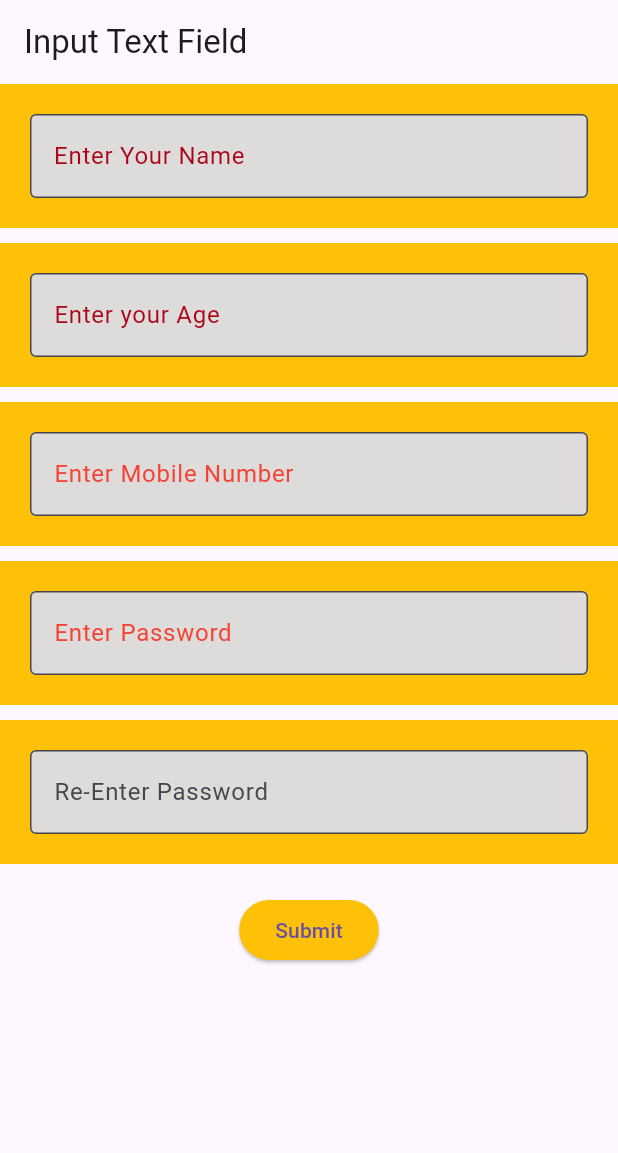
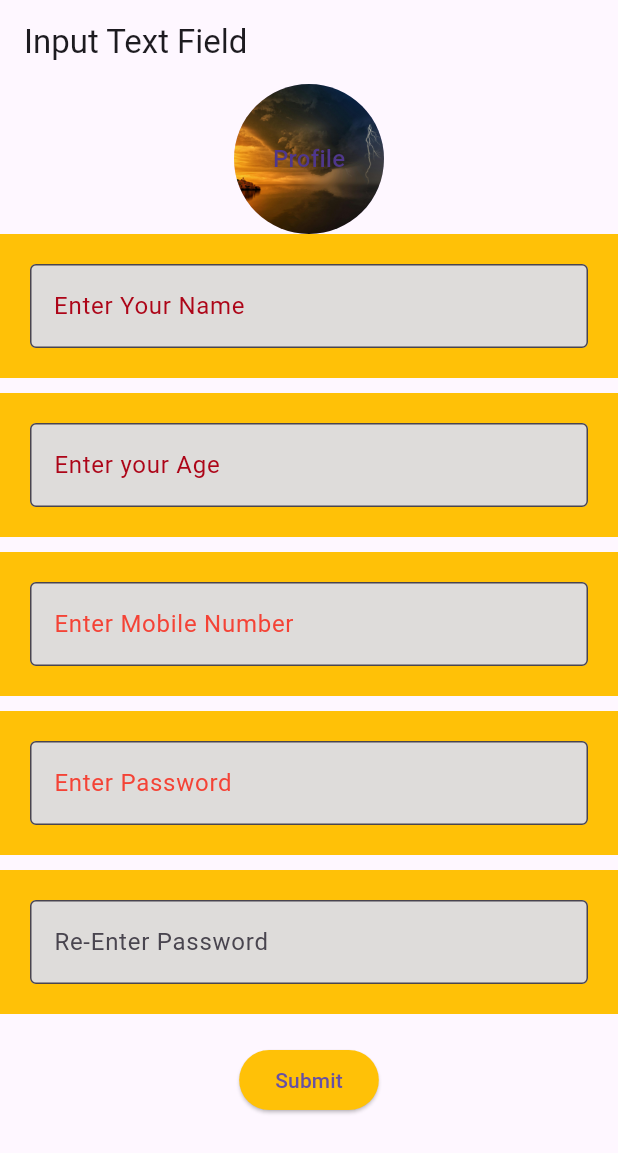
Before and after one commit to krishansharma11/40DaysOfFlutter, a Flutter app: the screen it shows after launch, on a phone screen of 412 x 824 dp. Shown: the top 1153 px of the screen. Run offline on Flutter 3.47's test engine with Material 3 defaults, Android fonts, the phone set to English and light mode, and no system bars; missing offline and left inert: dart:ffi.

Commit message:
added user profile image using avatar

```diff
--- a/lib/main.dart
+++ b/lib/main.dart
@@ -34,6 +34,11 @@ class MyTextFieldClass extends StatelessWidget {
                     key: formKey,
                     child: Column(
                       children: [
+                        const CircleAvatar(
+                          radius: 50,
+                          backgroundImage: AssetImage("lib/assets/weather.jpg"),
+                          child: Text("Profile"),
+                        ),
                         Container(
                           color: Colors.amber,
                           // margin: const EdgeInsets.all(10),
--- a/pubspec.yaml
+++ b/pubspec.yaml
@@ -59,8 +59,8 @@ flutter:
   uses-material-design: true
 
   # To add assets to your application, add an assets section, like this:
-  # assets:
-    # - lib/assets/weather.jpg
+  assets:
+    - lib/assets/weather.jpg
     # - images/a_dot_ham.jpeg
 
   # An image asset can refer to one or more resolution-specific "variants", see
```
Also changed, not shown: lib/assets/weather.jpg (added).
